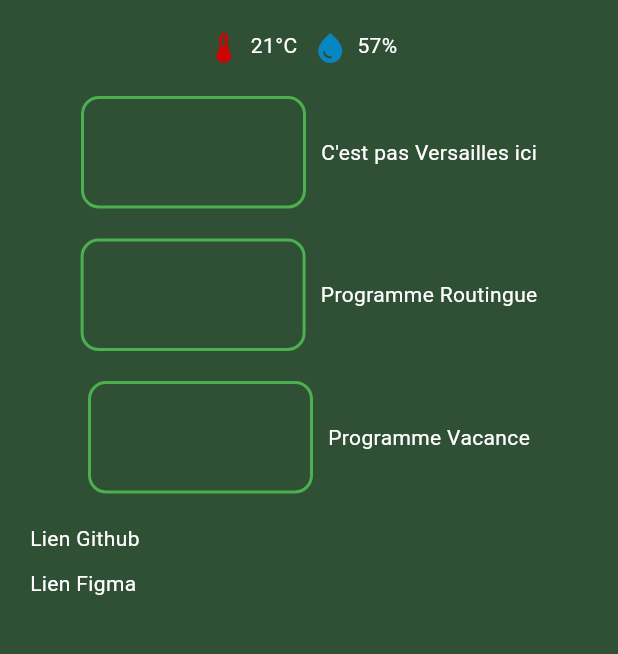
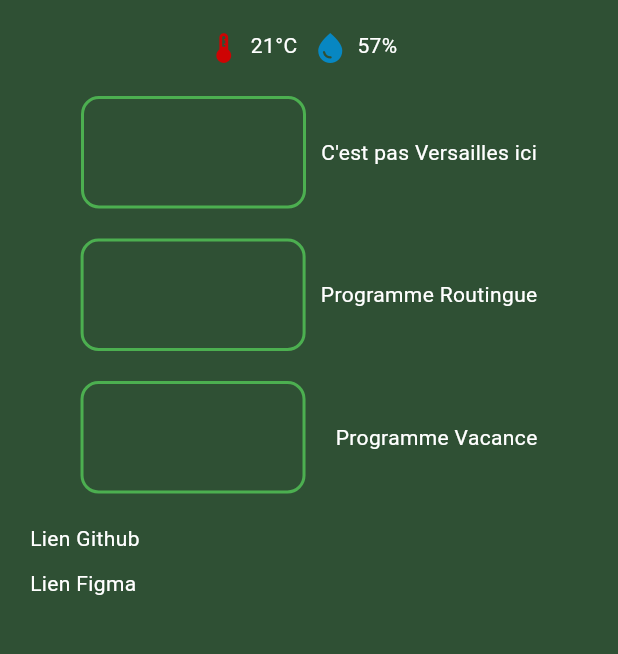
Before and after one commit to QuentinKevin/IOT-Application-Flutter, a Flutter app: the screen it shows after launch, on a phone screen of 412 x 824 dp, the part 81-735 px from its top. Run offline on Flutter 3.47's test engine with Material 3 defaults, Android fonts, the phone set to English and light mode, and no system bars.

Commit message:
c'est bon me casse pas les boutons

```diff
--- a/iotapp/lib/main.dart
+++ b/iotapp/lib/main.dart
@@ -114,7 +114,7 @@ class _MyHomePageState extends State<MyHomePage> {
                       widthButton: Setting.sizeLarge,
                       heightButton: Setting.sizeMedium,
                     ),
-                    const SizedBox(width: 10),
+                    const SizedBox(width: 20),
                     const Text("Programme Vacance"),
                   ],
                 ),
```
